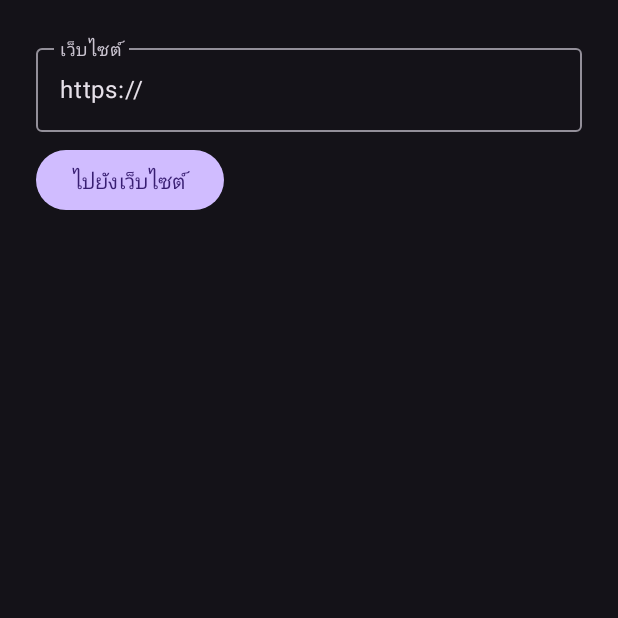
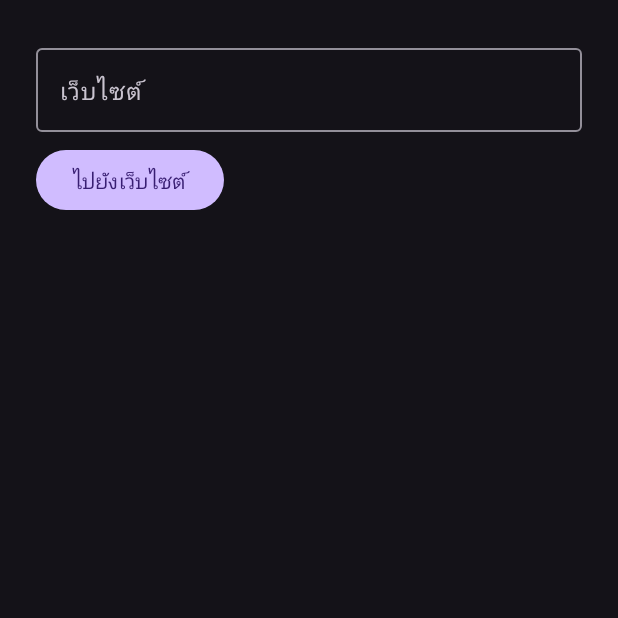
Before and after one commit to preechaphukthaisong65-arch/universal-video-player, an Android app built with Jetpack Compose: the screen it shows after launch (MainActivity), item 2 of the bottom bar chosen, on a phone screen of 412 x 824 dp, the top half of it. Run offline under Robolectric (Android 15) with nearby library versions, the phone set to English and light mode, and no system bars; our stand-ins replace Room's generated code.

Commit message:
security: harden WebView defaults and initial state

```diff
--- a/browser/src/main/kotlin/com/preechaphukthaisong65/universalvideoplayer/browser/BrowserScreen.kt
+++ b/browser/src/main/kotlin/com/preechaphukthaisong65/universalvideoplayer/browser/BrowserScreen.kt
@@ -21,8 +21,8 @@ import java.net.URI
 @SuppressLint("SetJavaScriptEnabled")
 @Composable
 fun BrowserScreen(modifier: Modifier = Modifier) {
-    var address by remember { mutableStateOf("https://") }
-    var currentUrl by remember { mutableStateOf("https://") }
+    var address by remember { mutableStateOf("") }
+    var currentUrl by remember { mutableStateOf("about:blank") }
     Column(modifier.fillMaxSize()) {
         OutlinedTextField(
             value = address,
@@ -50,6 +50,9 @@ fun BrowserScreen(modifier: Modifier = Modifier) {
                     settings.javaScriptCanOpenWindowsAutomatically = false
                     settings.mediaPlaybackRequiresUserGesture = true
                     settings.mixedContentMode = android.webkit.WebSettings.MIXED_CONTENT_NEVER_ALLOW
+                    settings.safeBrowsingEnabled = true
+                    settings.setSupportMultipleWindows(false)
+                    android.webkit.CookieManager.getInstance().setAcceptThirdPartyCookies(this, false)
                     webViewClient = object : WebViewClient() {
                         override fun shouldOverrideUrlLoading(view: WebView, request: WebResourceRequest): Boolean {
                             val uri = request.url
@@ -57,7 +60,7 @@ fun BrowserScreen(modifier: Modifier = Modifier) {
                         }
                     }
                     webChromeClient = WebChromeClient()
-                    loadUrl("https://")
+                    loadUrl("about:blank")
                 }
             },
             update = { if (currentUrl.startsWith("https://") && it.url != currentUrl) it.loadUrl(currentUrl) }
```
